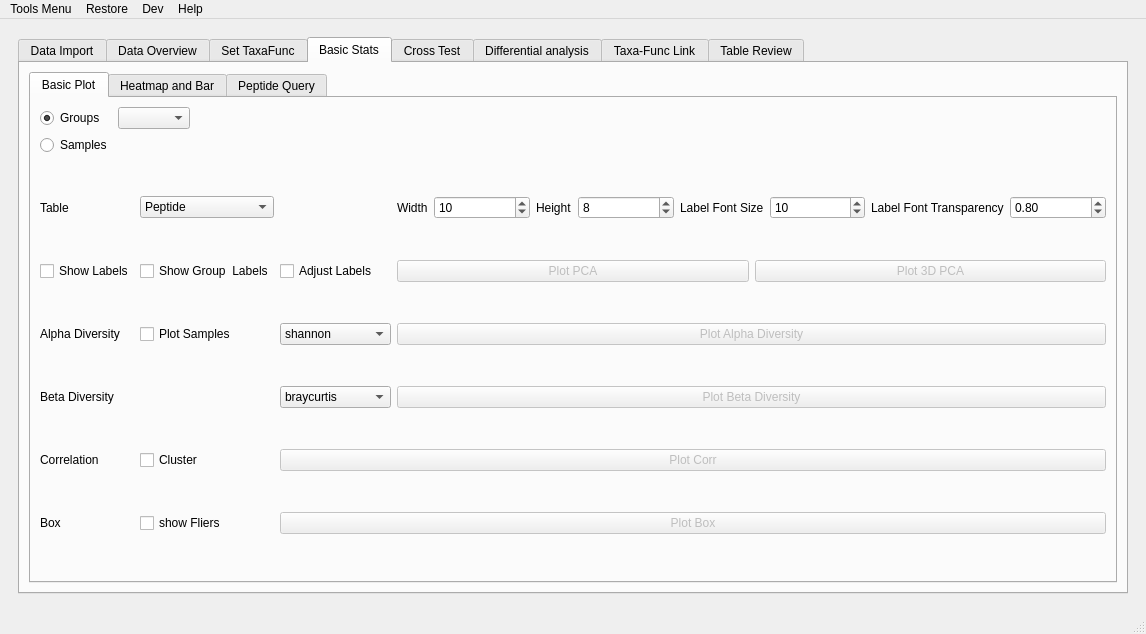
First picture: the form in utils/MetaX_GUI/MainWindow.ui, repository byemaxx/MetaX, before the edit.
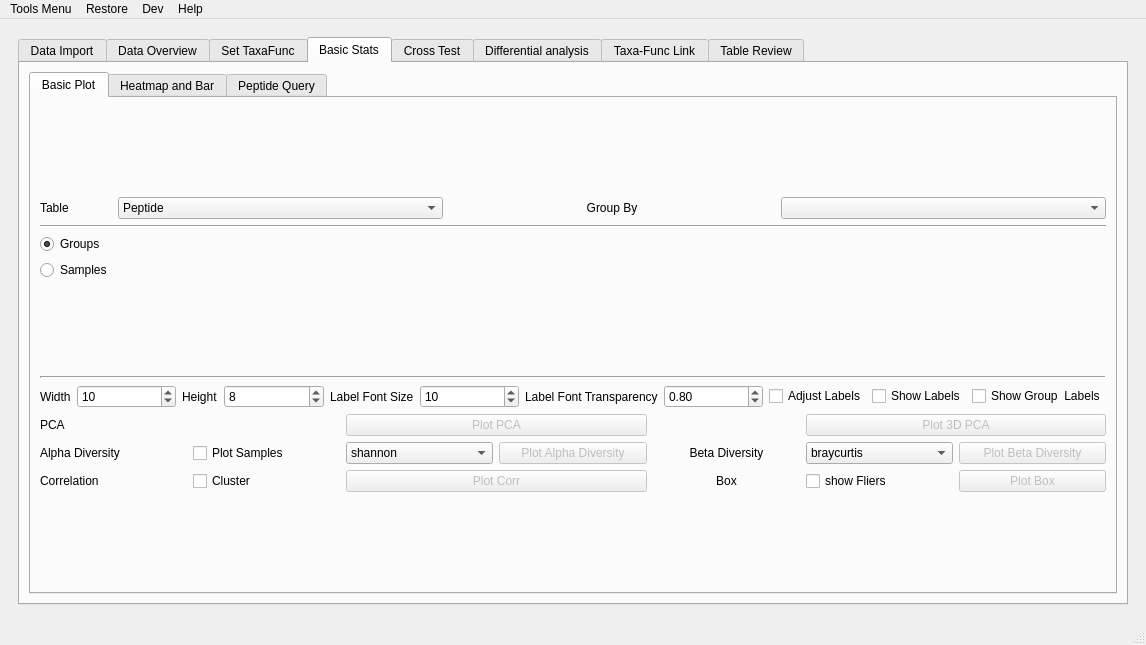
Second picture: the form after the edit.

Commit message: -   change layout of basic plot -   .strip() for each item from taxa and function combo box

```diff
--- a/utils/MetaX_GUI/MainWindow.ui
+++ b/utils/MetaX_GUI/MainWindow.ui
@@ -6,8 +6,8 @@
    <rect>
     <x>0</x>
     <y>0</y>
-    <width>1075</width>
-    <height>634</height>
+    <width>1063</width>
+    <height>645</height>
    </rect>
   </property>
   <property name="sizePolicy">
@@ -1020,19 +1020,16 @@
                 <string>Basic Plot</string>
                </attribute>
                <layout class="QGridLayout" name="gridLayout_26">
-                <item row="1" column="0" colspan="4">
+                <item row="0" column="0">
                  <layout class="QGridLayout" name="gridLayout_35">
-                  <item row="0" column="1">
-                   <widget class="QComboBox" name="comboBox_basic_pca_meta">
-                    <property name="sizePolicy">
-                     <sizepolicy hsizetype="Fixed" vsizetype="Fixed">
-                      <horstretch>0</horstretch>
-                      <verstretch>0</verstretch>
-                     </sizepolicy>
+                  <item row="3" column="0">
+                   <widget class="QRadioButton" name="radioButton_basic_pca_sample">
+                    <property name="text">
+                     <string>Samples</string>
                     </property>
                    </widget>
                   </item>
-                  <item row="0" column="0">
+                  <item row="2" column="0">
                    <widget class="QRadioButton" name="radioButton_basic_pca_group">
                     <property name="sizePolicy">
                      <sizepolicy hsizetype="Fixed" vsizetype="Fixed">
@@ -1048,136 +1045,112 @@
                     </property>
                    </widget>
                   </item>
+                  <item row="0" column="0">
+                   <widget class="QLabel" name="label_70">
+                    <property name="sizePolicy">
+                     <sizepolicy hsizetype="Fixed" vsizetype="Preferred">
+                      <horstretch>0</horstretch>
+                      <verstretch>0</verstretch>
+                     </sizepolicy>
+                    </property>
+                    <property name="layoutDirection">
+                     <enum>Qt::LeftToRight</enum>
+                    </property>
+                    <property name="text">
+                     <string>Table</string>
+                    </property>
+                   </widget>
+                  </item>
+                  <item row="0" column="1">
+                   <widget class="QComboBox" name="comboBox_table4pca">
+                    <property name="sizePolicy">
+                     <sizepolicy hsizetype="Preferred" vsizetype="Fixed">
+                      <horstretch>0</horstretch>
+                      <verstretch>0</verstretch>
+                     </sizepolicy>
+                    </property>
+                    <item>
+                     <property name="text">
+                      <string>Peptide</string>
+                     </property>
+                    </item>
+                    <item>
+                     <property name="text">
+                      <string>Taxa</string>
+                     </property>
+                    </item>
+                    <item>
+                     <property name="text">
+                      <string>Function</string>
+                     </property>
+                    </item>
+                    <item>
+                     <property name="text">
+                      <string>Taxa-Function</string>
+                     </property>
+                    </item>
+                   </widget>
+                  </item>
+                  <item row="0" column="3">
+                   <widget class="QComboBox" name="comboBox_basic_pca_meta">
+                    <property name="sizePolicy">
+                     <sizepolicy hsizetype="Minimum" vsizetype="Fixed">
+                      <horstretch>0</horstretch>
+                      <verstretch>0</verstretch>
+                     </sizepolicy>
+                    </property>
+                   </widget>
+                  </item>
                   <item row="0" column="2">
+                   <widget class="QLabel" name="label_122">
+                    <property name="sizePolicy">
+                     <sizepolicy hsizetype="Preferred" vsizetype="Preferred">
+                      <horstretch>0</horstretch>
+                      <verstretch>0</verstretch>
+                     </sizepolicy>
+                    </property>
+                    <property name="text">
+                     <string>Group By</string>
+                    </property>
+                    <property name="alignment">
+                     <set>Qt::AlignCenter</set>
+                    </property>
+                   </widget>
+                  </item>
+                  <item row="2" column="1" colspan="3">
                    <layout class="QVBoxLayout" name="verticalLayout_basic_pca_group"/>
                   </item>
-                  <item row="1" column="1" colspan="2">
+                  <item row="3" column="1" colspan="3">
                    <layout class="QVBoxLayout" name="verticalLayout_basic_pca_sample"/>
                   </item>
-                  <item row="1" column="0">
-                   <widget class="QRadioButton" name="radioButton_basic_pca_sample">
-                    <property name="text">
-                     <string>Samples</string>
+                  <item row="1" column="0" colspan="4">
+                   <widget class="Line" name="line_7">
+                    <property name="orientation">
+                     <enum>Qt::Horizontal</enum>
                     </property>
                    </widget>
                   </item>
                  </layout>
                 </item>
-                <item row="5" column="0" rowspan="2" colspan="4">
+                <item row="2" column="0">
                  <layout class="QGridLayout" name="gridLayout_34">
-                  <item row="4" column="0">
-                   <widget class="QLabel" name="label_119">
-                    <property name="text">
-                     <string>Correlation</string>
-                    </property>
-                   </widget>
-                  </item>
-                  <item row="2" column="1">
-                   <widget class="QCheckBox" name="checkBox_alpha_div_plot_all_samples">
-                    <property name="text">
-                     <string>Plot Samples</string>
-                    </property>
-                   </widget>
-                  </item>
-                  <item row="2" column="2">
-                   <widget class="QComboBox" name="comboBox_alpha_div_method">
+                  <item row="6" column="2" colspan="2">
+                   <widget class="QPushButton" name="pushButton_plot_pca_sns">
                     <property name="enabled">
-                     <bool>true</bool>
-                    </property>
-                    <item>
-                     <property name="text">
-                      <string>shannon</string>
-                     </property>
-                    </item>
-                    <item>
-                     <property name="text">
-                      <string>simpson</string>
-                     </property>
-                    </item>
-                    <item>
-                     <property name="text">
-                      <string>observed_otus</string>
-                     </property>
-                    </item>
-                    <item>
-                     <property name="text">
-                      <string>chao1</string>
-                     </property>
-                    </item>
-                    <item>
-                     <property name="text">
-                      <string>fisher_alpha</string>
-                     </property>
-                    </item>
-                    <item>
-                     <property name="text">
-                      <string>dominance</string>
-                     </property>
-                    </item>
-                    <item>
-                     <property name="text">
-                      <string>menhinick</string>
-                     </property>
-                    </item>
-                   </widget>
-                  </item>
-                  <item row="2" column="3" colspan="2">
-                   <widget class="QPushButton" name="pushButton_plot_alpha_div">
-                    <property name="enabled">
                      <bool>false</bool>
                     </property>
-                    <property name="text">
-                     <string>Plot Alpha Diversity</string>
-                    </property>
-                   </widget>
-                  </item>
-                  <item row="5" column="2" colspan="3">
-                   <widget class="QPushButton" name="pushButton_plot_box_sns">
-                    <property name="enabled">
-                     <bool>false</bool>
-                    </property>
-                    <property name="text">
-                     <string>Plot Box</string>
-                    </property>
-                   </widget>
-                  </item>
-                  <item row="1" column="0">
-                   <widget class="QCheckBox" name="checkBox_pca_if_show_lable">
                     <property name="sizePolicy">
-                     <sizepolicy hsizetype="Fixed" vsizetype="Fixed">
+                     <sizepolicy hsizetype="Preferred" vsizetype="Fixed">
                       <horstretch>0</horstretch>
                       <verstretch>0</verstretch>
                      </sizepolicy>
                     </property>
-                    <property name="layoutDirection">
-                     <enum>Qt::LeftToRight</enum>
-                    </property>
                     <property name="text">
-                     <string>Show Labels</string>
+                     <string>Plot PCA</string>
                     </property>
                    </widget>
                   </item>
-                  <item row="5" column="0">
-                   <widget class="QLabel" name="label_120">
-                    <property name="text">
-                     <string>Box</string>
-                    </property>
-                   </widget>
-                  </item>
-                  <item row="1" column="1">
-                   <widget class="QCheckBox" name="checkBox_pca_if_show_group_name_in_label">
-                    <property name="sizePolicy">
-                     <sizepolicy hsizetype="Maximum" vsizetype="Fixed">
-                      <horstretch>0</horstretch>
-                      <verstretch>0</verstretch>
-                     </sizepolicy>
-                    </property>
-                    <property name="text">
-                     <string>Show Group  Labels</string>
-                    </property>
-                   </widget>
-                  </item>
-                  <item row="1" column="4">
+                  <item row="6" column="5" colspan="2">
                    <widget class="QPushButton" name="pushButton_plot_pca_js">
                     <property name="enabled">
                      <bool>false</bool>
@@ -1193,57 +1166,64 @@
                     </property>
                    </widget>
                   </item>
-                  <item row="4" column="1">
-                   <widget class="QCheckBox" name="checkBox_corr_cluster">
-                    <property name="text">
-                     <string>Cluster</string>
-                    </property>
-                   </widget>
-                  </item>
-                  <item row="5" column="1">
+                  <item row="8" column="5">
                    <widget class="QCheckBox" name="checkBox_box_if_show_fliers">
                     <property name="text">
                      <string>show Fliers</string>
                     </property>
                    </widget>
                   </item>
-                  <item row="1" column="2">
-                   <widget class="QCheckBox" name="checkBox_pca_if_adjust_pca_label">
-                    <property name="sizePolicy">
-                     <sizepolicy hsizetype="Maximum" vsizetype="Fixed">
-                      <horstretch>0</horstretch>
-                      <verstretch>0</verstretch>
-                     </sizepolicy>
+                  <item row="7" column="4">
+                   <widget class="QLabel" name="label_118">
+                    <property name="text">
+                     <string>Beta Diversity</string>
                     </property>
+                    <property name="alignment">
+                     <set>Qt::AlignCenter</set>
+                    </property>
+                   </widget>
+                  </item>
+                  <item row="7" column="3">
+                   <widget class="QPushButton" name="pushButton_plot_alpha_div">
+                    <property name="enabled">
+                     <bool>false</bool>
+                    </property>
                     <property name="text">
-                     <string>Adjust Labels</string>
+                     <string>Plot Alpha Diversity</string>
                     </property>
                    </widget>
                   </item>
-                  <item row="2" column="0">
+                  <item row="8" column="1">
+                   <widget class="QCheckBox" name="checkBox_corr_cluster">
+                    <property name="text">
+                     <string>Cluster</string>
+                    </property>
+                   </widget>
+                  </item>
+                  <item row="8" column="6">
+                   <widget class="QPushButton" name="pushButton_plot_box_sns">
+                    <property name="enabled">
+                     <bool>false</bool>
+                    </property>
+                    <property name="text">
+                     <string>Plot Box</string>
+                    </property>
+                   </widget>
+                  </item>
+                  <item row="7" column="0">
                    <widget class="QLabel" name="label_117">
+                    <property name="sizePolicy">
+                     <sizepolicy hsizetype="Preferred" vsizetype="Maximum">
+                      <horstretch>0</horstretch>
+                      <verstretch>0</verstretch>
+                     </sizepolicy>
+                    </property>
                     <property name="text">
                      <string>Alpha Diversity</string>
                     </property>
                    </widget>
                   </item>
-                  <item row="1" column="3">
-                   <widget class="QPushButton" name="pushButton_plot_pca_sns">
-                    <property name="enabled">
-                     <bool>false</bool>
-                    </property>
-                    <property name="sizePolicy">
-                     <sizepolicy hsizetype="Preferred" vsizetype="Fixed">
-                      <horstretch>0</horstretch>
-                      <verstretch>0</verstretch>
-                     </sizepolicy>
-                    </property>
-                    <property name="text">
-                     <string>Plot PCA</string>
-                    </property>
-                   </widget>
-                  </item>
-                  <item row="4" column="2" colspan="3">
+                  <item row="8" column="2" colspan="2">
                    <widget class="QPushButton" name="pushButton_plot_corr">
                     <property name="enabled">
                      <bool>false</bool>
@@ -1253,14 +1233,17 @@
                     </property>
                    </widget>
                   </item>
-                  <item row="3" column="0">
-                   <widget class="QLabel" name="label_118">
+                  <item row="7" column="6">
+                   <widget class="QPushButton" name="pushButton_plot_beta_div">
+                    <property name="enabled">
+                     <bool>false</bool>
+                    </property>
                     <property name="text">
-                     <string>Beta Diversity</string>
+                     <string>Plot Beta Diversity</string>
                     </property>
                    </widget>
                   </item>
-                  <item row="3" column="2">
+                  <item row="7" column="5">
                    <widget class="QComboBox" name="comboBox_beta_div_method">
                     <property name="enabled">
                      <bool>true</bool>
@@ -1312,43 +1295,44 @@
                     </item>
                    </widget>
                   </item>
-                  <item row="3" column="3" colspan="2">
-                   <widget class="QPushButton" name="pushButton_plot_beta_div">
+                  <item row="6" column="0">
+                   <widget class="QLabel" name="label_121">
+                    <property name="text">
+                     <string>PCA</string>
+                    </property>
+                   </widget>
+                  </item>
+                  <item row="8" column="4">
+                   <widget class="QLabel" name="label_120">
+                    <property name="sizePolicy">
+                     <sizepolicy hsizetype="Preferred" vsizetype="Maximum">
+                      <horstretch>0</horstretch>
+                      <verstretch>0</verstretch>
+                     </sizepolicy>
+                    </property>
+                    <property name="text">
+                     <string>Box</string>
+                    </property>
+                    <property name="alignment">
+                     <set>Qt::AlignCenter</set>
+                    </property>
+                   </widget>
+                  </item>
+                  <item row="7" column="1">
+                   <widget class="QCheckBox" name="checkBox_alpha_div_plot_all_samples">
+                    <property name="text">
+                     <string>Plot Samples</string>
+                    </property>
+                   </widget>
+                  </item>
+                  <item row="7" column="2">
+                   <widget class="QComboBox" name="comboBox_alpha_div_method">
                     <property name="enabled">
-                     <bool>false</bool>
+                     <bool>true</bool>
                     </property>
-                    <property name="text">
-                     <string>Plot Beta Diversity</string>
-                    </property>
-                   </widget>
-                  </item>
-                  <item row="0" column="0">
-                   <widget class="QLabel" name="label_70">
-                    <property name="sizePolicy">
-                     <sizepolicy hsizetype="Fixed" vsizetype="Preferred">
-                      <horstretch>0</horstretch>
-                      <verstretch>0</verstretch>
-                     </sizepolicy>
-                    </property>
-                    <property name="layoutDirection">
-                     <enum>Qt::LeftToRight</enum>
-                    </property>
-                    <property name="text">
-                     <string>Table</string>
-                    </property>
-                   </widget>
-                  </item>
-                  <item row="0" column="1">
-                   <widget class="QComboBox" name="comboBox_table4pca">
-                    <property name="sizePolicy">
-                     <sizepolicy hsizetype="Preferred" vsizetype="Fixed">
-                      <horstretch>0</horstretch>
-                      <verstretch>0</verstretch>
-                     </sizepolicy>
-                    </property>
                     <item>
                      <property name="text">
-                      <string>Peptide</string>
+                      <string>shannon</string>
                      </property>
                     </item>
                     <item>
@@ -1368,7 +1352,14 @@
                     </item>
                    </widget>
                   </item>
-                  <item row="0" column="3" colspan="2">
+                  <item row="8" column="0">
+                   <widget class="QLabel" name="label_119">
+                    <property name="text">
+                     <string>Correlation</string>
+                    </property>
+                   </widget>
+                  </item>
+                  <item row="5" column="0" colspan="7">
                    <layout class="QHBoxLayout" name="horizontalLayout">
                     <item>
                      <widget class="QLabel" name="label_94">
@@ -1468,8 +1459,60 @@
                       </property>
                      </widget>
                     </item>
+                    <item>
+                     <widget class="QCheckBox" name="checkBox_pca_if_adjust_pca_label">
+                      <property name="sizePolicy">
+                       <sizepolicy hsizetype="Maximum" vsizetype="Fixed">
+                        <horstretch>0</horstretch>
+                        <verstretch>0</verstretch>
+                       </sizepolicy>
+                      </property>
+                      <property name="text">
+                       <string>Adjust Labels</string>
+                      </property>
+                     </widget>
+                    </item>
+                    <item>
+                     <widget class="QCheckBox" name="checkBox_pca_if_show_lable">
+                      <property name="sizePolicy">
+                       <sizepolicy hsizetype="Fixed" vsizetype="Fixed">
+                        <horstretch>0</horstretch>
+                        <verstretch>0</verstretch>
+                       </sizepolicy>
+                      </property>
+                      <property name="layoutDirection">
+                       <enum>Qt::LeftToRight</enum>
+                      </property>
+                      <property name="text">
+                       <string>Show Labels</string>
+                      </property>
+                     </widget>
+                    </item>
+                    <item>
+                     <widget class="QCheckBox" name="checkBox_pca_if_show_group_name_in_label">
+                      <property name="sizePolicy">
+                       <sizepolicy hsizetype="Maximum" vsizetype="Fixed">
+                        <horstretch>0</horstretch>
+                        <verstretch>0</verstretch>
+                       </sizepolicy>
+                      </property>
+                      <property name="text">
+                       <string>Show Group  Labels</string>
+                      </property>
+                     </widget>
+                    </item>
                    </layout>
                   </item>
+                  <item row="2" column="0" colspan="7">
+                   <widget class="Line" name="line_9">
+                    <property name="lineWidth">
+                     <number>2</number>
+                    </property>
+                    <property name="orientation">
+                     <enum>Qt::Horizontal</enum>
+                    </property>
+                   </widget>
+                  </item>
                  </layout>
                 </item>
                </layout>
```
Left out of the diff: 29 changed lines with no effect on the pictures. The commit also changes 3 other files.
